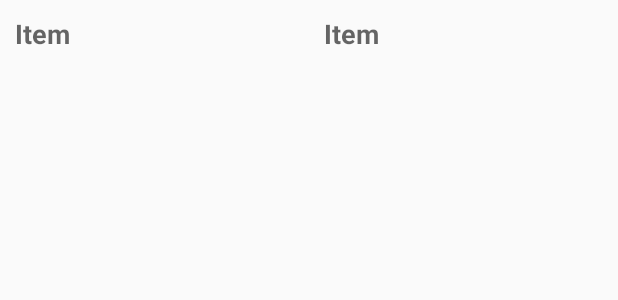
After one commit to filiperamon/MemoGame, an Android app: the layout record_item.xml on its own in the app's theme, with its tools: preview values and no code run, on a phone screen of 412 x 824 dp. The commit adds this screen. Shown: the top 300 px of the screen. Run offline under Robolectric (Android 15) with nearby library versions, the phone set to English and light mode, and no system bars.

Commit message:
Adicionada a tela de records ordenando pelo maior valor

```diff
--- a/MemoGame/app/build.gradle
+++ b/MemoGame/app/build.gradle
@@ -22,4 +22,8 @@ android {
 dependencies {
     compile fileTree(dir: 'libs', include: ['*.jar'])
     compile 'com.android.support:appcompat-v7:23.1.1'
+    compile 'com.android.support:cardview-v7:23.1.1'
+    compile 'com.android.support:recyclerview-v7:23.1.1'
+    compile 'com.android.support:design:23.1.1'
+    compile 'com.github.satyan:sugar:1.3'
 }
--- a/MemoGame/app/src/main/java/com/edu/fa7/memogame/MainSreen.java
+++ b/MemoGame/app/src/main/java/com/edu/fa7/memogame/MainSreen.java
@@ -23,7 +23,7 @@ public class MainSreen extends AppCompatActivity {
         btnStart.setOnClickListener(new View.OnClickListener() {
             @Override
             public void onClick(View v) {
-                Intent intent = new Intent(getApplicationContext(), MainActivity.class);
+                Intent intent = new Intent(getApplicationContext(), GameActivity.class);
                 startActivity(intent);
             }
         });
@@ -42,7 +42,7 @@ public class MainSreen extends AppCompatActivity {
     @Override
     public boolean onCreateOptionsMenu(Menu menu) {
         // Inflate the menu; this adds items to the action bar if it is present.
-        getMenuInflater().inflate(R.menu.menu_main_sreen, menu);
+        getMenuInflater().inflate(R.menu.menu_game_screen, menu);
         return true;
     }
 
--- a/MemoGame/app/src/main/res/layout/activity_main.xml
+++ b/MemoGame/app/src/main/res/layout/activity_main.xml
@@ -3,7 +3,7 @@
     android:layout_height="match_parent" android:paddingLeft="@dimen/activity_horizontal_margin"
     android:paddingRight="@dimen/activity_horizontal_margin"
     android:paddingTop="@dimen/activity_vertical_margin"
-    android:paddingBottom="@dimen/activity_vertical_margin" tools:context=".MainActivity">
+    android:paddingBottom="@dimen/activity_vertical_margin" tools:context=".GameActivity">
 
     <RelativeLayout
         android:id="@+id/rl_info"
--- /dev/null
+++ b/MemoGame/app/src/main/res/layout/record_item.xml
@@ -0,0 +1,29 @@
+<?xml version="1.0" encoding="utf-8"?>
+<LinearLayout xmlns:android="http://schemas.android.com/apk/res/android"
+    xmlns:tools="http://schemas.android.com/tools"
+    android:orientation="horizontal"
+    android:layout_width="match_parent"
+    android:layout_height="match_parent">
+
+    <TextView
+        android:layout_width="wrap_content"
+        android:layout_height="wrap_content"
+        android:textStyle="bold"
+        android:textAppearance="@style/TextAppearance.AppCompat.Medium"
+        tools:text="Item"
+        android:id="@+id/tv_name_record"
+        android:layout_weight="1"
+        android:paddingBottom="16dp"
+        android:padding="10dp"/>
+
+    <TextView
+        android:layout_width="wrap_content"
+        android:layout_height="wrap_content"
+        android:textStyle="bold"
+        android:textAppearance="@style/TextAppearance.AppCompat.Medium"
+        tools:text="Item"
+        android:id="@+id/tv_record"
+        android:layout_weight="1"
+        android:paddingBottom="16dp"/>
+
+</LinearLayout>
--- a/MemoGame/app/src/main/res/menu/menu_main_sreen.xml
+++ b/MemoGame/app/src/main/res/menu/menu_game_screen.xml
@@ -1,6 +1,8 @@
 <menu xmlns:android="http://schemas.android.com/apk/res/android"
     xmlns:app="http://schemas.android.com/apk/res-auto"
     xmlns:tools="http://schemas.android.com/tools" tools:context="com.edu.fa7.memogame.MainSreen">
-    <item android:id="@+id/action_settings" android:title="@string/action_settings"
-        android:orderInCategory="100" app:showAsAction="never" />
+    <item android:id="@+id/action_view_record"
+        android:title="@string/st_records"
+        android:orderInCategory="100"
+        app:showAsAction="never" />
 </menu>
--- a/MemoGame/app/src/main/res/menu/menu_main.xml
+++ b/MemoGame/app/src/main/res/menu/menu_main.xml
@@ -1,6 +1,6 @@
 <menu xmlns:android="http://schemas.android.com/apk/res/android"
     xmlns:app="http://schemas.android.com/apk/res-auto"
-    xmlns:tools="http://schemas.android.com/tools" tools:context=".MainActivity">
+    xmlns:tools="http://schemas.android.com/tools" tools:context=".GameActivity">
     <item android:id="@+id/action_settings" android:title="@string/action_settings"
         android:orderInCategory="100" app:showAsAction="never" />
 </menu>
--- a/MemoGame/app/src/main/res/values/strings.xml
+++ b/MemoGame/app/src/main/res/values/strings.xml
@@ -14,6 +14,7 @@
     <string name="type_game_summary">Escolha o tipo de Jogo</string>
     <string name="board_game">Tabuleiro</string>
     <string name="board_game_summary">Escolha o tipo de tabuleiro</string>
+    <string name="st_records">Records</string>
 
 
     <!--colors-->
```
Also changed, not shown: MemoGame/app/src/main/AndroidManifest.xml (+16 -8 lines), MemoGame/app/src/main/java/com/edu/fa7/memogame/GameActivity.java (renamed from MemoGame/app/src/main/java/com/edu/fa7/memogame/MainActivity.java, +12 -10 lines), MemoGame/app/src/main/java/com/edu/fa7/memogame/Record.java (added, +31 -0 lines), MemoGame/app/src/main/java/com/edu/fa7/memogame/RecordAdapter.java (added, +77 -0 lines), MemoGame/app/src/main/java/com/edu/fa7/memogame/ViewRecordActivity.java (added, +30 -0 lines), MemoGame/app/src/main/res/layout/activity_view_record.xml (added, +30 -0 lines), 1 other file.
